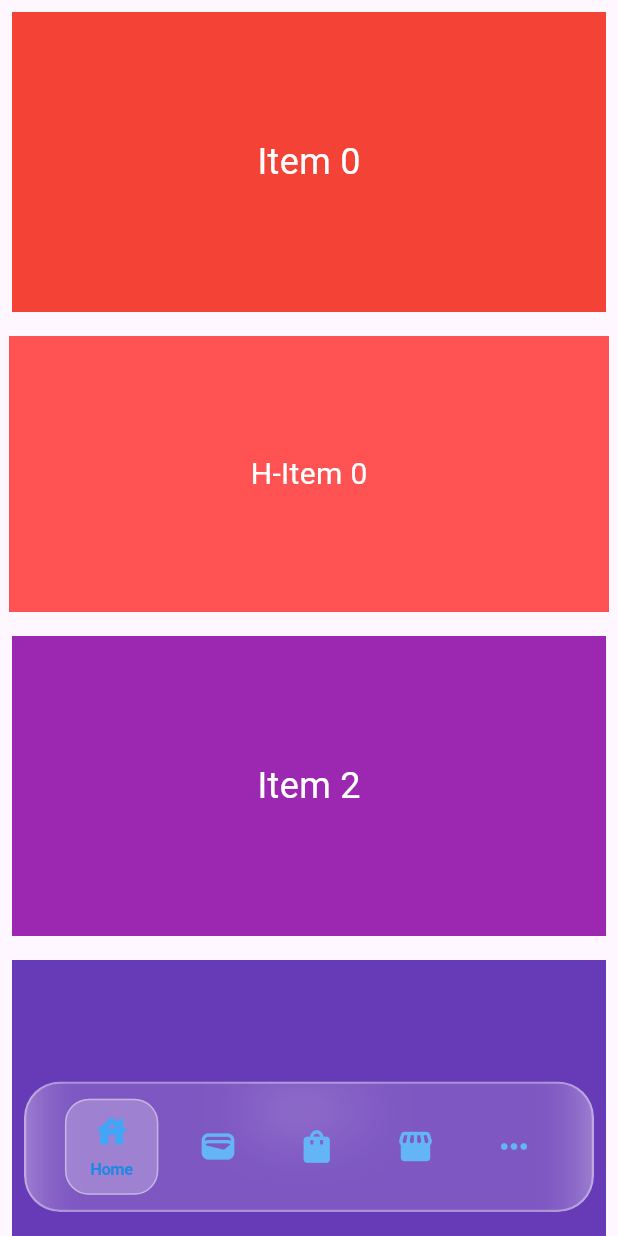
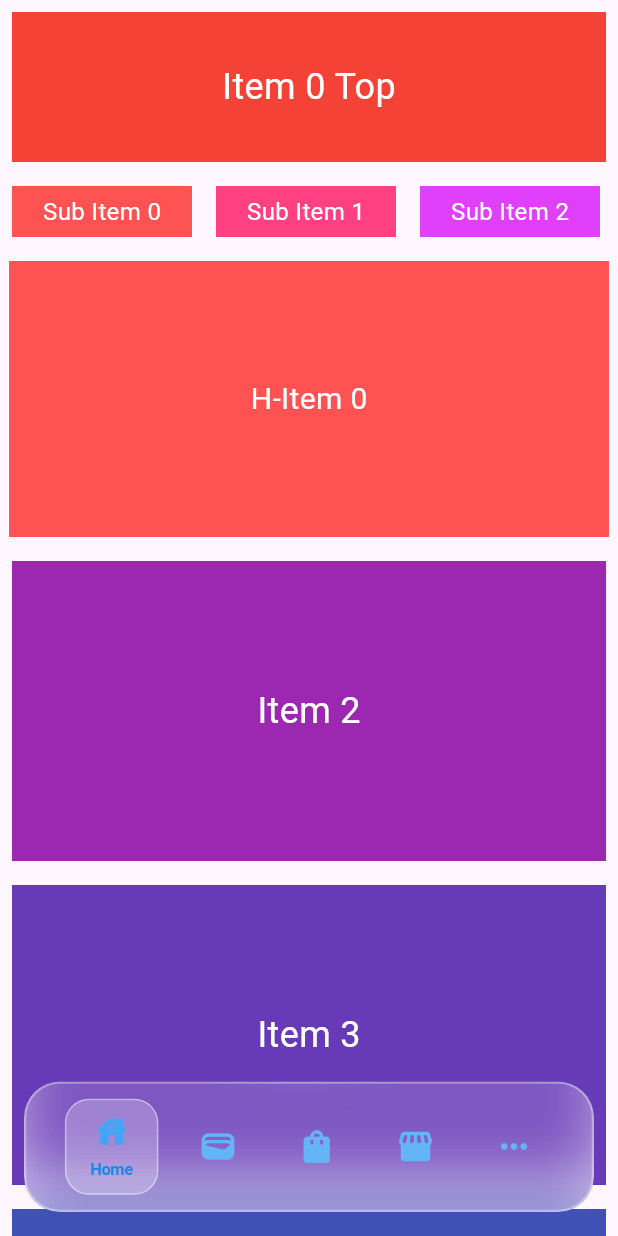
Before and after one commit to ikpil/Ratsbucks, a Flutter app: the screen it shows after launch, on a phone screen of 412 x 824 dp. Run offline on Flutter 3.47's test engine with Material 3 defaults, Android fonts, the light colour scheme and no system bars.

Commit message:
상단 레이아웃

```diff
--- a/lib/pages/views/home_view.dart
+++ b/lib/pages/views/home_view.dart
@@ -24,6 +24,57 @@ class _HomeViewState extends State<HomeView> {
           physics: const BouncingScrollPhysics(),
           itemCount: 10,
           itemBuilder: (context, index) {
+            if (index == 0) {
+              return Column(
+                mainAxisSize: MainAxisSize.min,
+                children: [
+                  // 상단 영역
+                  Container(
+                    height: 100,
+                    margin: const EdgeInsets.all(8.0),
+                    color: Colors.primaries[index % Colors.primaries.length],
+                    child: Center(
+                      child: Text(
+                        'Item $index Top',
+                        style: const TextStyle(color: Colors.white, fontSize: 24),
+                      ),
+                    ),
+                  ),
+                  // 하단 영역 (좌우 스크롤)
+                  SizedBox(
+                    height: 50,
+                    child: ScrollConfiguration(
+                      behavior: ScrollConfiguration.of(context).copyWith(
+                        dragDevices: {
+                          PointerDeviceKind.touch,
+                          PointerDeviceKind.mouse,
+                        },
+                      ),
+                      child: ListView.builder(
+                        scrollDirection: Axis.horizontal,
+                        physics: const BouncingScrollPhysics(),
+                        itemCount: 6,
+                        itemBuilder: (context, subIndex) {
+                          return Container(
+                            width: 120,
+                            margin: const EdgeInsets.all(8.0),
+                            color: Colors.accents[subIndex % Colors.accents.length],
+                            child: Center(
+                              child: Text(
+                                'Sub Item $subIndex',
+                                style: const TextStyle(
+                                    color: Colors.white, fontSize: 16),
+                              ),
+                            ),
+                          );
+                        },
+                      ),
+                    ),
+                  ),
+                ],
+              );
+            }
+
             if (index == 1) {
               return SizedBox(
                 height: 200,
```
